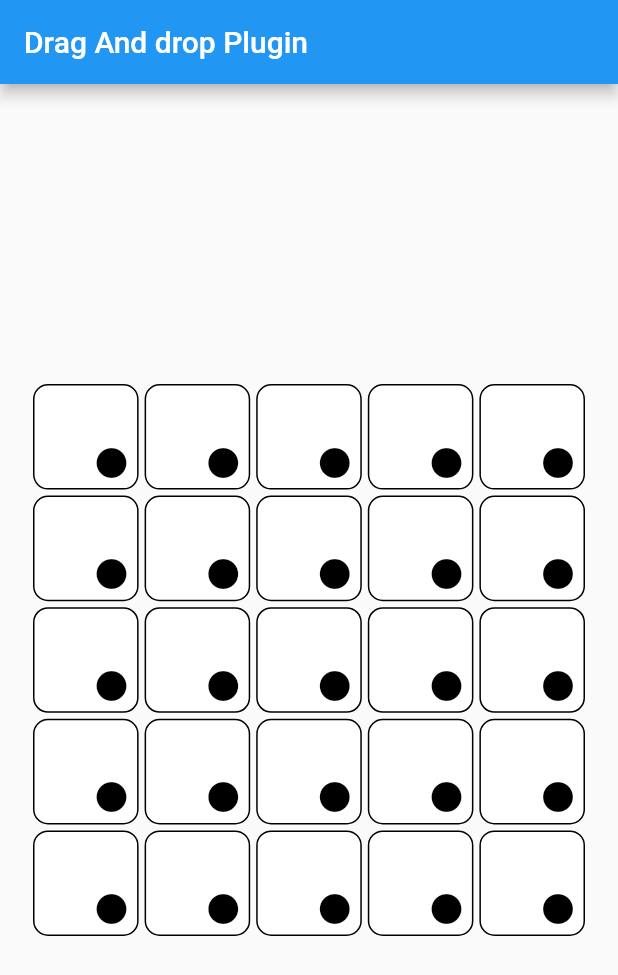
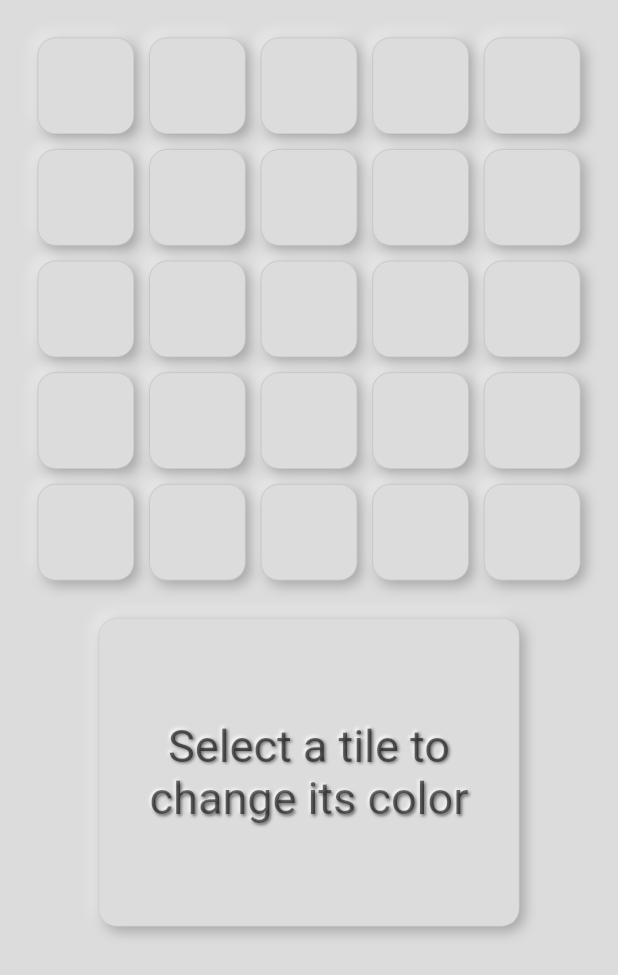
Before and after one commit to evey-dev/color_grid, a Flutter app: the screen it shows after launch, on a phone screen of 412 x 824 dp. Shown: the top 975 px of the screen. Run offline on Flutter 3.47's test engine with Material 2 defaults, Android fonts, the phone set to English and light mode, and no system bars; drawn by our look-alikes of flutter_neumorphic; our stand-ins replace flutter_colorpicker.

Commit message:
added color picker, tiles change color, dot & border change color on selected, added Neumorphic theme, more

```diff
--- a/lib/main.dart
+++ b/lib/main.dart
@@ -1,5 +1,8 @@
+
 import 'package:color_grid/tile.dart';
-
+import 'package:flutter_colorpicker/flutter_colorpicker.dart';
+import 'package:flutter_neumorphic/flutter_neumorphic.dart';
+import 'drag_and_drop_gridview/drag.dart';
 import 'drag_and_drop_gridview/devdrag.dart';
 import 'package:flutter/material.dart';
 
@@ -15,56 +18,145 @@ class MyApp extends StatefulWidget {
 }
 
 class _MyAppState extends State<MyApp> {
-  final List<String> _imageUris = [
-    "https://images.pexels.com/photos/4466054/pexels-photo-4466054.jpeg?auto=compress&cs=tinysrgb&dpr=2&h=650&w=940",
-    "https://images.pexels.com/photos/4561739/pexels-photo-4561739.jpeg?auto=compress&cs=tinysrgb&dpr=1&w=500",
-    "https://images.pexels.com/photos/4507967/pexels-photo-4507967.jpeg?auto=compress&cs=tinysrgb&dpr=1&w=500",
-    "https://images.pexels.com/photos/4321194/pexels-photo-4321194.jpeg?auto=compress&cs=tinysrgb&dpr=1&w=500",
-    "https://images.pexels.com/photos/1053924/pexels-photo-1053924.jpeg?auto=compress&cs=tinysrgb&dpr=1&w=500",
-    "https://images.pexels.com/photos/1624438/pexels-photo-1624438.jpeg?auto=compress&cs=tinysrgb&dpr=2&h=750&w=1260",
-    "https://images.pexels.com/photos/1144687/pexels-photo-1144687.jpeg?auto=compress&cs=tinysrgb&dpr=2&h=750&w=1260",
-    "https://images.pexels.com/photos/2589010/pexels-photo-2589010.jpeg?auto=compress&cs=tinysrgb&dpr=2&h=750&w=1260"
-  ];
+  ScrollController? _scrollController;
+  final int gridHeight = 5;
+  final int gridWidth = 5;
+  late List<Tile> tiles;
+  late List<DragItem> tilesWrapper;
+  late List<ValueNotifier<bool>> dots;
 
-  int variableSet = 0;
-  ScrollController? _scrollController;
-  double? width;
-  double? height;
+  late List<ValueNotifier<Color>> colorGrid;
+  ValueNotifier<int> selected = ValueNotifier<int>(-1);
+
+
+  void setSelected(int index) {
+    if (selected.value!=-1) {
+      tiles[selected.value].selected.value = false;
+    }
+    selected.value = index;
+    if (selected.value!=-1) {
+      tiles[index].selected.value = true;
+    }
+    dots[index].value = true;
+  }
 
   @override
   void initState() {
     super.initState();
+    colorGrid = [
+      for (var i = 0; i < gridHeight*gridWidth; i++)
+        ValueNotifier(const Color(0xFFDCDCDC))
+    ];
+    tiles = [
+      for (var i = 0; i < gridHeight*gridWidth; i++)
+        Tile(
+          index: i,
+          size: 100,
+          dot: false,
+          callback: setSelected,
+        )
+    ];
+    dots = [
+      for (var i = 0; i < gridHeight*gridWidth; i++)
+        ValueNotifier(false)
+    ];
+    tilesWrapper = [
+      for (var i = 0; i < gridHeight*gridWidth; i++)
+         DragItem(
+          isDraggable: dots[i].value,
+          child: tiles[i],
+        )
+    ];
   }
 
   @override
   Widget build(BuildContext context) {
     return MaterialApp(
+      theme: ThemeData(scaffoldBackgroundColor: const Color(0xFFDCDCDC)),
       home: Scaffold(
-        appBar: AppBar(
-          title: const Text('Drag And drop Plugin'),
-        ),
-        body: Center(
-          child: DragAndDropGridView(
+        body: Column(
+          children: [
+            DragAndDropGridView(
               controller: _scrollController,
-            gridDelegate: const SliverGridDelegateWithFixedCrossAxisCount(
-              crossAxisCount: 5,
+              gridDelegate: SliverGridDelegateWithFixedCrossAxisCount(
+                crossAxisCount: gridWidth,
               ),
               padding: const EdgeInsets.all(20),
-            itemBuilder: (context, index) => Tile(size: 100),
-            itemCount: 25,
+              itemBuilder: (context, index) => tilesWrapper[index],
+              itemCount: gridHeight*gridWidth,
+              isCustomFeedback: true,
+              feedback: (pos) {
+                return AbsorbPointer(
+                  absorbing: true,
+                  child: Transform.scale(scale: .5, child: tiles[pos]),
+                );
+              },
               onWillAccept: (oldIndex, newIndex) {
                 return true;
               },
               onReorder: (oldIndex, newIndex) {
-              // final temp = _imageUris[oldIndex];
-              // _imageUris[oldIndex] = _imageUris[newIndex];
-              // _imageUris[newIndex] = temp;
-
+                final temp = tiles[oldIndex];
+                tiles[oldIndex] = tiles[newIndex];
+                tiles[newIndex] = temp;
+                tiles[newIndex].index = newIndex;
+                tiles[oldIndex].index = oldIndex;
                 setState(() {});
               },
             ),
+            Neumorphic(
+              style: NeumorphicStyle(
+                shape: NeumorphicShape.flat,
+                boxShape: NeumorphicBoxShape.roundRect(BorderRadius.circular(12)),
+                depth: 6,
+                lightSource: LightSource.topLeft,
+                intensity: .5,
+                color: const Color(0xFFDCDCDC),
+                border: const NeumorphicBorder(color: Colors.black12),
+              ),
+              child: SizedBox(
+                height: 205,
+                width: 280,
+                child: colorTile(),
+              ),
+            ),
+          ],
+        ),
+      ),
+    );
+  }
+
+  Widget colorTile() {
+    if (selected.value > -1) {
+      return ValueListenableBuilder<int>(
+        valueListenable: selected,
+        builder: (BuildContext context, int val2, Widget? child) {
+          return SlidePicker(
+            pickerColor: tiles[val2].color.value,
+            onColorChanged: (color) {
+              tiles[val2].color.value = color;
+            },
+            enableAlpha: false,
+            colorModel: ColorModel.hsl,
+          );
+        },
+      );
+    } else {
+      return Center(
+        child: NeumorphicText(
+          'Select a tile to change its color',
+          textAlign: TextAlign.center,
+          textStyle: NeumorphicTextStyle(fontSize: 30),
+          style: NeumorphicStyle(
+            shape: NeumorphicShape.flat,
+            boxShape: NeumorphicBoxShape.roundRect(BorderRadius.circular(12)),
+            depth: 2,
+            lightSource: LightSource.topLeft,
+            intensity: 1,
+            color: Colors.black54,
           ),
         ),
       );
     }
   }
+
+}
--- a/lib/tile.dart
+++ b/lib/tile.dart
@@ -1,54 +1,75 @@
-import 'package:flutter/cupertino.dart';
-import 'package:flutter/material.dart';
+import 'package:flutter_neumorphic/flutter_neumorphic.dart';
+import 'tools/ValueListenableBuilder2.dart';
+class Tile extends StatefulWidget {
+  ValueNotifier<Color> color = ValueNotifier(const Color(0xFFDCDCDC));
+  ValueNotifier<bool> selected = ValueNotifier(false);
+  final double size;
+  bool dot;
+  int index;
+  final void Function(int) callback;
 
-class Tile extends StatefulWidget {
-  Color color = Colors.white;
-  final _TileState _ts = _TileState();
-  final double size;
-
-  Tile({required this.size, Key? key}) : super(key: key);
+  Tile({required this.index, required this.size, required this.dot, required this.callback, Key? key}) : super(key: key);
 
   @override
-  _TileState createState() => _ts;
-
-  void autoFill() {
-    _ts.autoFill(color);
-  }
+  _TileState createState() => _TileState();
 }
 
 class _TileState extends State<Tile> {
-  void autoFill(Color color) {
-    setState(() {
-      widget.color = color;
-    });
-  }
 
   void userInput(Color color) {
-    setState(() {
-      widget.color = color;
-    });
+    widget.color.value = color;
+    setState(() {});
   }
 
   @override
   Widget build(BuildContext context) {
-    return Container(
+    return GestureDetector(
+      onTap: () {
+        widget.dot = true;
+        // userInput(const Color(0xFFFF6464));
+        widget.callback(widget.index);
+        setState(() {
+        });
+      },
+      child: Container(
+        padding: const EdgeInsets.all(5),
+        child: ValueListenableBuilder2<Color,bool>(
+          first: widget.color,
+          second: widget.selected,
+          builder: (BuildContext context, Color val1, bool val2, Widget? child) {
+            return Neumorphic(
+              style: NeumorphicStyle(
+                shape: NeumorphicShape.flat,
+                boxShape: NeumorphicBoxShape.roundRect(BorderRadius.circular(12)),
+                depth: 6,
+                lightSource: LightSource.topLeft,
+                intensity: .5,
+                color: val1,
+                border: NeumorphicBorder(width:  val2 ? 2 : .5, color: Colors.black12),
+              ),
               padding: const EdgeInsets.all(2),
               child: Container(
                 height: widget.size,
                 width: widget.size,
                 padding: const EdgeInsets.all(5),
-        decoration: BoxDecoration(
-          borderRadius: BorderRadius.all(Radius.circular(widget.size / 10)),
-          color: widget.color,
-          border: Border.all(color: Colors.black)),
-        child: const Align(
+                // decoration: BoxDecoration(
+                //   borderRadius: BorderRadius.all(Radius.circular(widget.size / 10)),
+                //   color: widget.color,
+                //   border: Border.all(color: Colors.black12),
+                // ),
+                child: Align(
                   alignment: Alignment.bottomRight,
                   child: Icon(
                     Icons.circle,
-            color: Colors.black,
+                    size: 15,
+                    color: widget.dot ? val2 ? Colors.black54 : Colors.black12 : Colors.transparent,
                   ),
                 ),
               ),
             );
           }
+        ),
+      ),
+    );
   }
+}
--- /dev/null
+++ b/lib/tools/ValueListenableBuilder2.dart
@@ -0,0 +1,30 @@
+import 'package:flutter/cupertino.dart';
+import 'package:flutter/foundation.dart';
+
+class ValueListenableBuilder2<A, B> extends StatelessWidget {
+  const ValueListenableBuilder2({
+    required this.first,
+    required this.second,
+    Key? key,
+    required this.builder,
+    this.child,
+  }) : super(key: key);
+
+  final ValueListenable<A> first;
+  final ValueListenable<B> second;
+  final Widget? child;
+  final Widget Function(BuildContext context, A a, B b, Widget? child) builder;
+
+  @override
+  Widget build(BuildContext context) => ValueListenableBuilder<A>(
+    valueListenable: first,
+    builder: (_, a, __) {
+      return ValueListenableBuilder<B>(
+        valueListenable: second,
+        builder: (context, b, __) {
+          return builder(context, a, b, child);
+        },
+      );
+    },
+  );
+}
--- a/pubspec.yaml
+++ b/pubspec.yaml
@@ -30,11 +30,11 @@ dependencies:
   flutter:
     sdk: flutter
 
-  drag_and_drop_gridview: ^1.0.8
+  flutter_neumorphic: ^3.0.3
   # The following adds the Cupertino Icons font to your application.
   # Use with the CupertinoIcons class for iOS style icons.
   cupertino_icons: ^1.0.2
-
+  flutter_colorpicker: ^1.0.3
 dev_dependencies:
   flutter_test:
     sdk: flutter
```
Also changed, not shown: pubspec.lock. Lines whose indentation alone changed are shown as unchanged.
